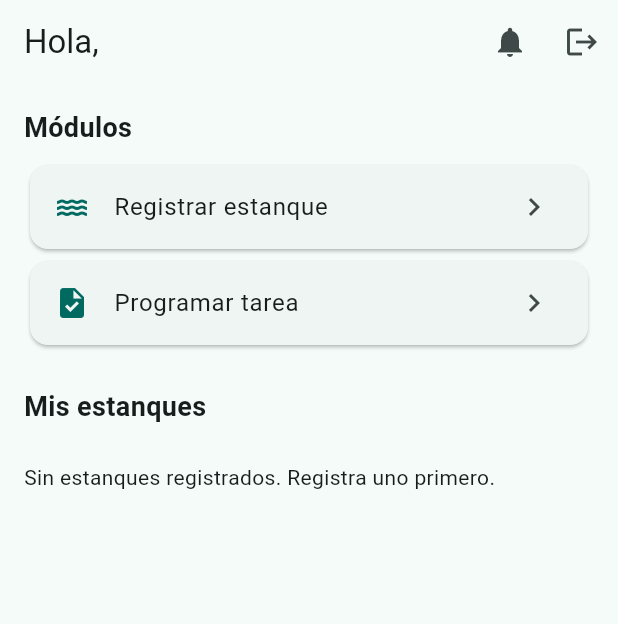
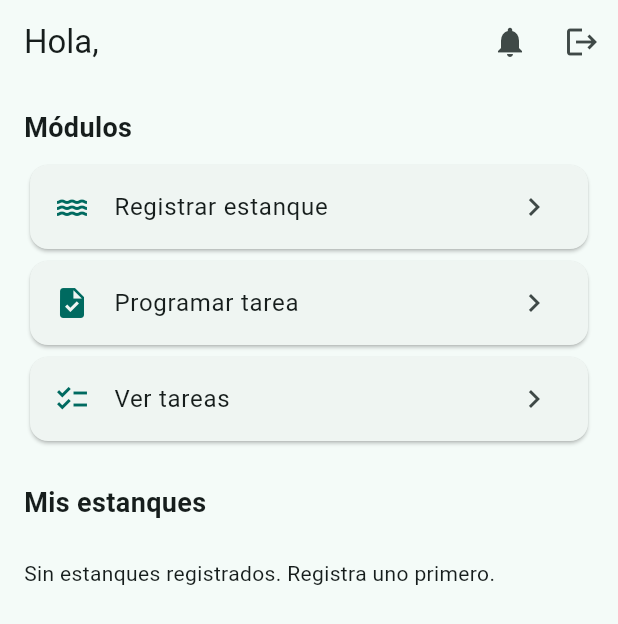
Before and after one commit to andresAC161/TrabajoSOFT2, a Flutter app: the HomeScreen screen opened directly with empty values, on a phone screen of 412 x 824 dp. Shown: the top 624 px of the screen. Run offline on Flutter 3.47's test engine with Material 3 defaults, Android fonts, the phone set to English and light mode, and no system bars; network calls fail.

Commit message:
screen tareas

```diff
--- a/frontend/lib/screens/home_screen.dart
+++ b/frontend/lib/screens/home_screen.dart
@@ -13,6 +13,7 @@ import 'registrar_estanque_screen.dart';
 import 'registrar_lote_screen.dart';
 import 'registrar_parametros_screen.dart';
 import 'registro_screen.dart';
+import 'tareas_screen.dart';
 
 class HomeScreen extends StatefulWidget {
   final Usuario usuario;
@@ -206,6 +207,16 @@ class _HomeScreenState extends State<HomeScreen> {
                 ),
               ),
             ),
+            _MenuTile(
+              icon: Icons.checklist,
+              label: 'Ver tareas',
+              onTap: () => Navigator.push(
+                context,
+                MaterialPageRoute(
+                  builder: (_) => TareasScreen(usuarioId: widget.usuario.id),
+                ),
+              ),
+            ),
             if (_estanques.isNotEmpty) ...[
               _MenuTile(
                 icon: Icons.science,
```
